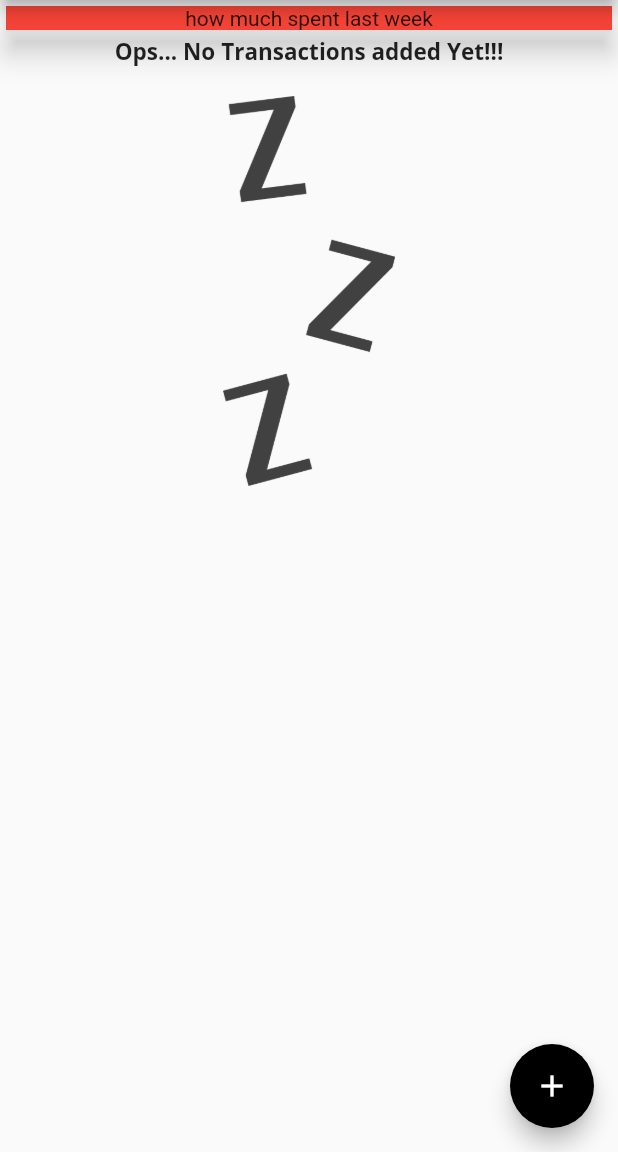
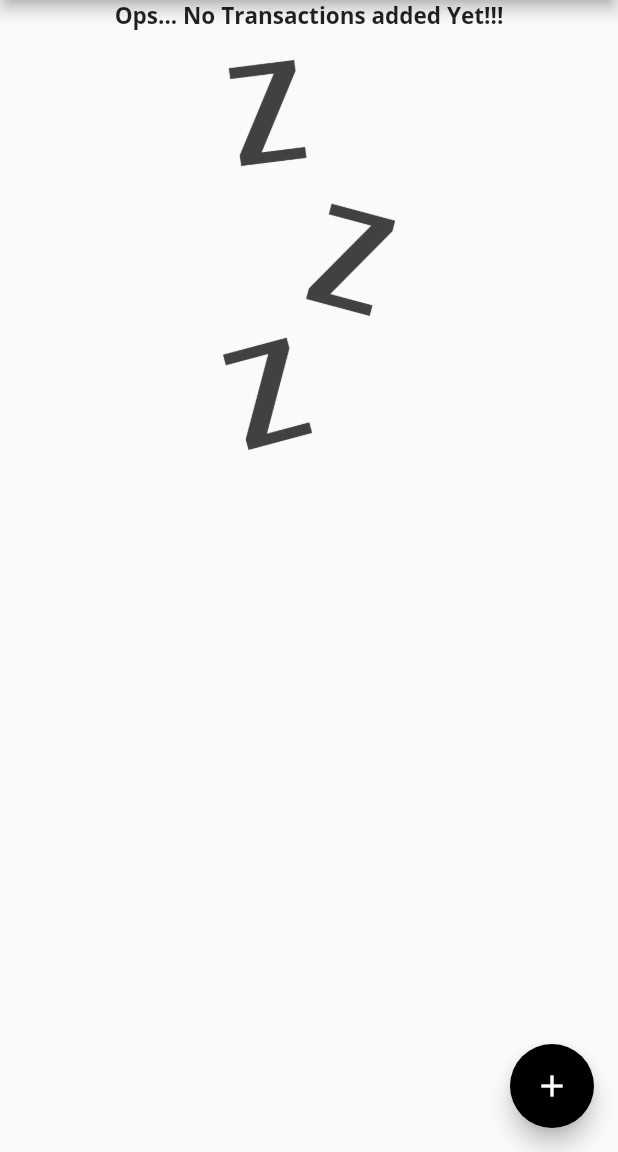
Before and after one commit to mrZAIN-ALI/Expence-Management-App, a Flutter app: the screen it shows after launch, on a phone screen of 412 x 824 dp, the part 84-1236 px from its top. Run offline on Flutter 3.47's test engine with Material 2 defaults, Android fonts, the phone set to English and light mode, and no system bars; missing offline and left inert: dart:js_util.

```diff
--- a/lib/main.dart
+++ b/lib/main.dart
@@ -1,4 +1,7 @@
+import 'dart:js_util';
+
 import 'package:flutter/material.dart';
+import 'package:module_four_apk/chart.dart';
 import 'transactionList.dart';
 import 'new_transactions.dart';
 import 'models/Transaction.dart';
@@ -20,16 +23,13 @@ class MyApp extends StatelessWidget {
               fontFamily: "OpenSans",
               fontSize: 15,
               fontWeight: FontWeight.bold,
-          )
-        ),
+            )),
         appBarTheme: AppBarTheme(
             titleTextStyle: TextStyle(
           fontFamily: "Quicksand",
           fontWeight: FontWeight.bold,
           fontSize: 30,
-            )
-
-        ),
+        )),
       ),
       home: MyHomePage(),
     );
@@ -57,6 +57,16 @@ class _MyHomePageState extends State<MyHomePage> {
     // )
   ];
 
+  List<Transation> get _recentTransactions {
+    return _userTransaction.where((tx) {
+      return tx.date.isAfter(
+        DateTime.now().subtract(
+          Duration(days: 7),
+        ),
+      );
+    }).toList();
+  }
+
   void _addNewTransaction(String txTitle, double txAmount) {
     final newTx = Transation(
       id: DateTime.now().toString(),
@@ -75,9 +85,7 @@ class _MyHomePageState extends State<MyHomePage> {
         context: ctx,
         builder: (_) {
           return GestureDetector(
-            onTap: (() {
-
-            }),
+              onTap: (() {}),
               behavior: HitTestBehavior.opaque,
               child: NewTransaction(_addNewTransaction));
         });
@@ -101,15 +109,7 @@ class _MyHomePageState extends State<MyHomePage> {
         child: Column(
           crossAxisAlignment: CrossAxisAlignment.center,
           children: <Widget>[
-            Card(
-              elevation: 8,
-              child: Container(
-                color: Theme.of(context).primaryColor,
-                width: double.infinity,
-                child: Text("how much spent last week",
-                    textAlign: TextAlign.center),
-              ),
-            ),
+            Chart(_recentTransactions),
             TransactionList(_userTransaction),
           ],
         ),
```
Also changed, not shown: lib/chart.dart (+11 -9 lines). Lines whose indentation alone changed are shown as unchanged.
